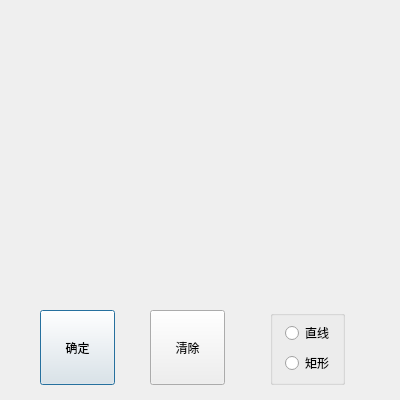
The window that RealTimeAbstract_Qt/RealTimeAbstract_Qt/RealTimeAbstract_Qt/drawform.ui (ronnyMakhuddin/motion-detect-tiqu) describes before a commit, drawn with Qt 5.
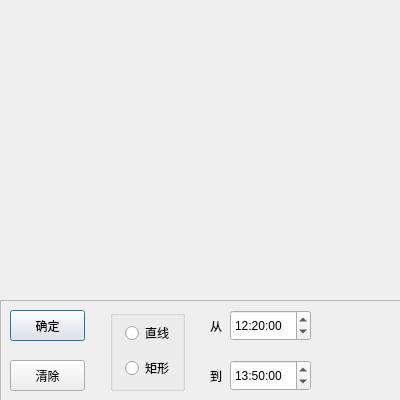
The same window after the commit. Icons and pictures are not drawn.

The edit to the form file:
```diff
--- a/RealTimeAbstract_Qt/RealTimeAbstract_Qt/RealTimeAbstract_Qt/drawform.ui
+++ b/RealTimeAbstract_Qt/RealTimeAbstract_Qt/RealTimeAbstract_Qt/drawform.ui
@@ -33,45 +33,45 @@
     <string/>
    </property>
   </widget>
-  <widget class="QPushButton" name="ok_button">
+  <widget class="QFrame" name="frame">
    <property name="geometry">
     <rect>
-     <x>40</x>
-     <y>310</y>
-     <width>75</width>
-     <height>75</height>
+     <x>0</x>
+     <y>300</y>
+     <width>401</width>
+     <height>101</height>
     </rect>
    </property>
-   <property name="toolTip">
-    <string>点击确定保存</string>
+   <property name="frameShape">
+    <enum>QFrame::StyledPanel</enum>
    </property>
-   <property name="text">
-    <string>确定</string>
+   <property name="frameShadow">
+    <enum>QFrame::Raised</enum>
    </property>
-  </widget>
-  <widget class="QPushButton" name="clear_button">
+   <widget class="QTimeEdit" name="timeEdit_end">
    <property name="geometry">
     <rect>
-     <x>150</x>
-     <y>310</y>
-     <width>75</width>
-     <height>75</height>
-    </rect>
-   </property>
-   <property name="toolTip">
-    <string>清除所有画线</string>
-   </property>
-   <property name="text">
-    <string>清除</string>
+      <x>230</x>
+      <y>60</y>
+      <width>81</width>
+      <height>31</height>
+     </rect>
+    </property>
+    <property name="time">
+     <time>
+      <hour>13</hour>
+      <minute>50</minute>
+      <second>0</second>
+     </time>
    </property>
   </widget>
   <widget class="QGroupBox" name="groupBox">
    <property name="geometry">
     <rect>
-     <x>270</x>
-     <y>310</y>
+      <x>110</x>
+      <y>10</y>
      <width>75</width>
-     <height>75</height>
+      <height>81</height>
     </rect>
    </property>
    <property name="title">
@@ -97,7 +97,7 @@
     <property name="geometry">
      <rect>
       <x>15</x>
-      <y>45</y>
+       <y>50</y>
       <width>51</width>
       <height>16</height>
      </rect>
@@ -107,6 +107,82 @@
     </property>
     <property name="text">
      <string>矩形</string>
+     </property>
+    </widget>
+   </widget>
+   <widget class="QLabel" name="label_2">
+    <property name="geometry">
+     <rect>
+      <x>210</x>
+      <y>60</y>
+      <width>21</width>
+      <height>31</height>
+     </rect>
+    </property>
+    <property name="text">
+     <string>到</string>
+    </property>
+   </widget>
+   <widget class="QLabel" name="label">
+    <property name="geometry">
+     <rect>
+      <x>210</x>
+      <y>10</y>
+      <width>21</width>
+      <height>31</height>
+     </rect>
+    </property>
+    <property name="text">
+     <string>从</string>
+    </property>
+   </widget>
+   <widget class="QTimeEdit" name="timeEdit_start">
+    <property name="geometry">
+     <rect>
+      <x>230</x>
+      <y>10</y>
+      <width>81</width>
+      <height>31</height>
+     </rect>
+    </property>
+    <property name="time">
+     <time>
+      <hour>12</hour>
+      <minute>20</minute>
+      <second>0</second>
+     </time>
+    </property>
+   </widget>
+   <widget class="QPushButton" name="ok_button">
+    <property name="geometry">
+     <rect>
+      <x>10</x>
+      <y>10</y>
+      <width>75</width>
+      <height>31</height>
+     </rect>
+    </property>
+    <property name="toolTip">
+     <string>点击确定保存</string>
+    </property>
+    <property name="text">
+     <string>确定</string>
+    </property>
+   </widget>
+   <widget class="QPushButton" name="clear_button">
+    <property name="geometry">
+     <rect>
+      <x>10</x>
+      <y>60</y>
+      <width>75</width>
+      <height>31</height>
+     </rect>
+    </property>
+    <property name="toolTip">
+     <string>清除所有画线</string>
+    </property>
+    <property name="text">
+     <string>清除</string>
     </property>
    </widget>
   </widget>
```
Lines whose indentation alone changed are shown as unchanged.
